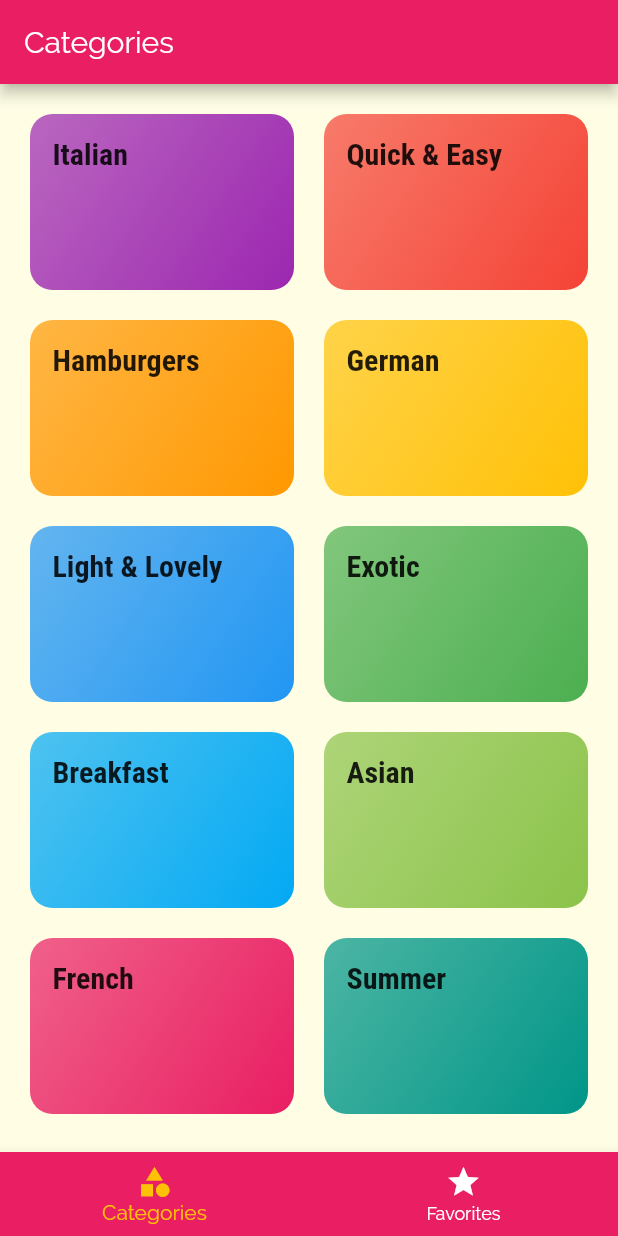
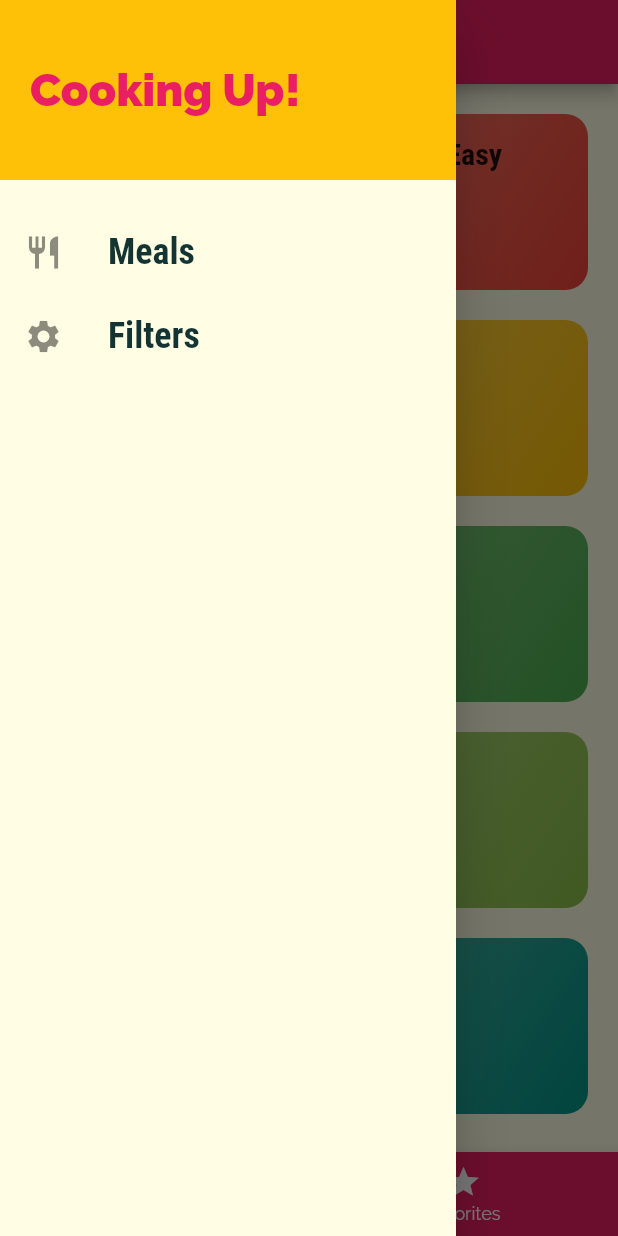
Before and after one commit to officer47p/deli-meals, a Flutter app: the screen it shows after launch, with the side drawer open (before the commit the screen has no drawer), on a phone screen of 412 x 824 dp. Run offline on Flutter 3.47's test engine with Material 2 defaults, Android fonts, the phone set to English and light mode, and no system bars.

Commit message:
added a simple Drawer widget

```diff
--- a/lib/screens/tabs_screen.dart
+++ b/lib/screens/tabs_screen.dart
@@ -39,6 +39,8 @@ import 'package:flutter/material.dart';
 import './categories_screen.dart';
 import './favorites_screen.dart';
 
+import '../widgets/main_drawer.dart';
+
 class TabsScreen extends StatefulWidget {
   @override
   _TabsScreenState createState() => _TabsScreenState();
@@ -69,6 +71,7 @@ class _TabsScreenState extends State<TabsScreen> {
       appBar: AppBar(
         title: Text(_pages[indexOfPage]["title"]),
       ),
+      drawer: MainDrawer(),
       body: _pages[indexOfPage]["page"],
       bottomNavigationBar: BottomNavigationBar(
         backgroundColor: Theme.of(context).primaryColor,
--- /dev/null
+++ b/lib/widgets/main_drawer.dart
@@ -0,0 +1,58 @@
+import 'package:flutter/material.dart';
+
+class MainDrawer extends StatelessWidget {
+  Widget buildListTile(String title, IconData icon, Function ontap) {
+    return ListTile(
+      leading: Icon(
+        icon,
+        size: 26,
+      ),
+      title: Text(
+        title,
+        style: TextStyle(
+          fontFamily: "RobotoCondensed",
+          fontSize: 24,
+          fontWeight: FontWeight.bold,
+        ),
+      ),
+      onTap: ontap,
+    );
+  }
+
+  @override
+  Widget build(BuildContext context) {
+    return Drawer(
+      child: Column(
+        children: <Widget>[
+          Container(
+            height: 120,
+            width: double.infinity,
+            color: Theme.of(context).accentColor,
+            padding: EdgeInsets.all(20),
+            alignment: Alignment.centerLeft,
+            child: Text(
+              "Cooking Up!",
+              style: TextStyle(
+                  fontSize: 30,
+                  fontWeight: FontWeight.w900,
+                  color: Theme.of(context).primaryColor),
+            ),
+          ),
+          SizedBox(
+            height: 20,
+          ),
+          buildListTile(
+            "Meals",
+            Icons.restaurant,
+            () {},
+          ),
+          buildListTile(
+            "Filters",
+            Icons.settings,
+            () {},
+          ),
+        ],
+      ),
+    );
+  }
+}
```
